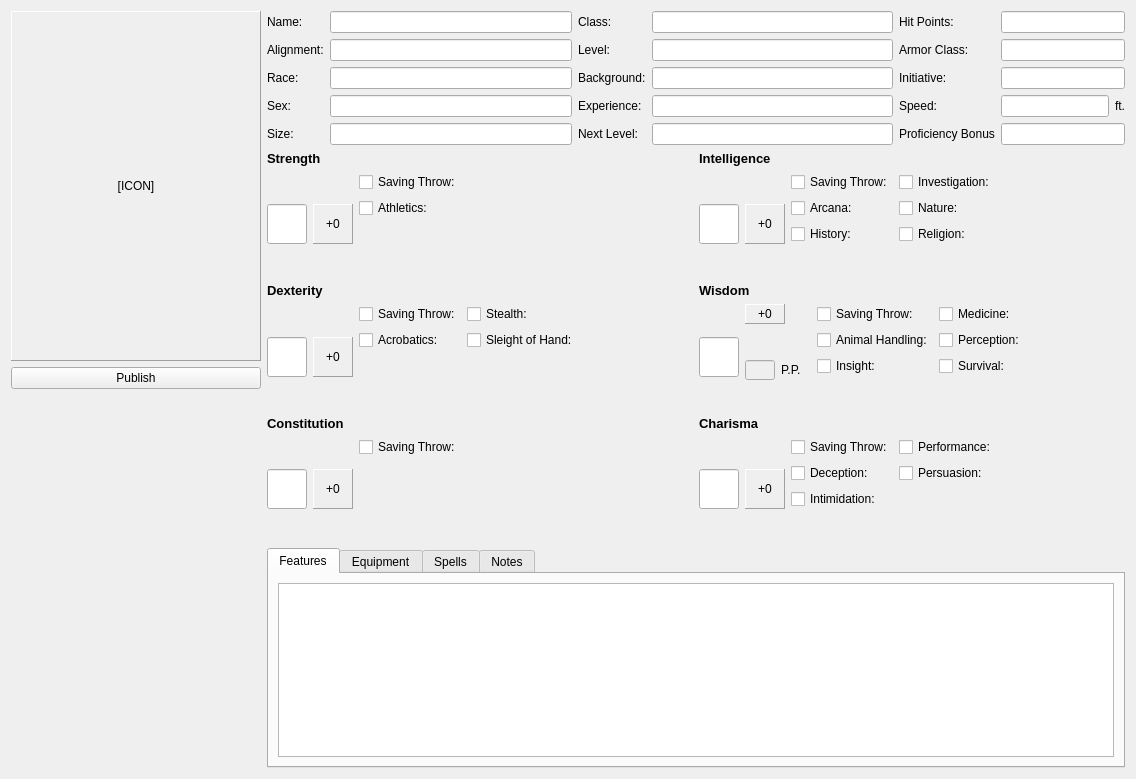
Before: the Qt Designer form DMHelper/src/characterframe.ui in MMetze/DMHelper, drawn with Qt 5.
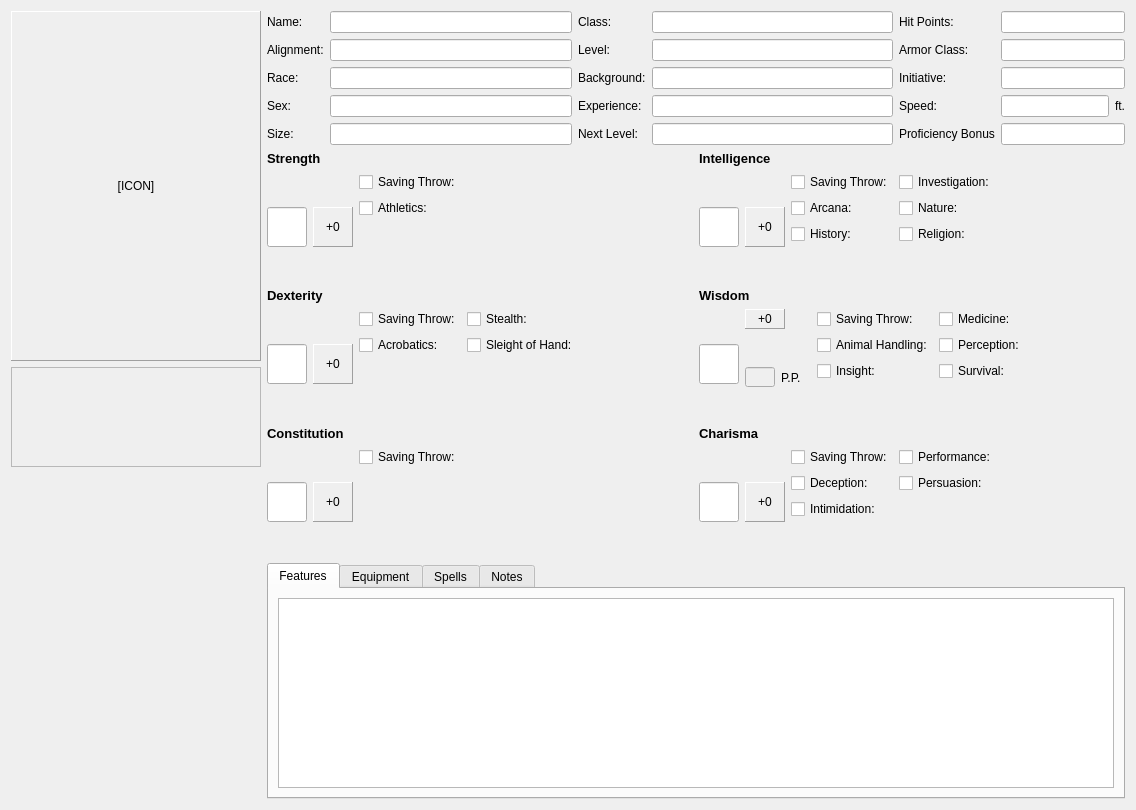
After: the same form once the commit is applied. Icons and pictures are not drawn. Custom widgets are drawn as their Qt base class.

Commit message: Finalized extended publish button

The edit to the form file:
```diff
--- a/DMHelper/src/characterframe.ui
+++ b/DMHelper/src/characterframe.ui
@@ -7,15 +7,15 @@
     <x>0</x>
     <y>0</y>
     <width>1136</width>
-    <height>779</height>
+    <height>810</height>
    </rect>
   </property>
   <property name="styleSheet">
    <string notr="true">background-image: url(:/img/data/parchment.jpg);</string>
   </property>
-  <layout class="QHBoxLayout" name="horizontalLayout_12">
-   <item>
-    <layout class="QVBoxLayout" name="verticalLayout_26">
+  <layout class="QGridLayout" name="gridLayout_2">
+   <item row="0" column="0">
+    <layout class="QVBoxLayout" name="verticalLayout_24">
      <item>
       <widget class="QLabel" name="lblIcon">
        <property name="sizePolicy">
@@ -57,15 +57,18 @@
       </widget>
      </item>
      <item>
-      <widget class="QPushButton" name="btnPublish">
-       <property name="sizePolicy">
-        <sizepolicy hsizetype="Preferred" vsizetype="Preferred">
-         <horstretch>0</horstretch>
-         <verstretch>0</verstretch>
-        </sizepolicy>
+      <widget class="PublishButtonFrame" name="framePublish">
+       <property name="minimumSize">
+        <size>
+         <width>200</width>
+         <height>100</height>
+        </size>
        </property>
-       <property name="text">
-        <string>Publish</string>
+       <property name="frameShape">
+        <enum>QFrame::StyledPanel</enum>
+       </property>
+       <property name="frameShadow">
+        <enum>QFrame::Raised</enum>
        </property>
       </widget>
      </item>
@@ -84,7 +87,7 @@
      </item>
     </layout>
    </item>
-   <item>
+   <item row="0" column="1">
     <layout class="QVBoxLayout" name="verticalLayout_12">
      <item>
       <layout class="QGridLayout" name="gridLayout">
@@ -1475,6 +1478,14 @@
    </item>
   </layout>
  </widget>
+ <customwidgets>
+  <customwidget>
+   <class>PublishButtonFrame</class>
+   <extends>QFrame</extends>
+   <header>publishbuttonframe.h</header>
+   <container>1</container>
+  </customwidget>
+ </customwidgets>
  <tabstops>
   <tabstop>btnPublish</tabstop>
   <tabstop>edtName</tabstop>
```
Left out of the diff: 1 changed line with no effect on the pictures. The commit also changes 17 other files.
